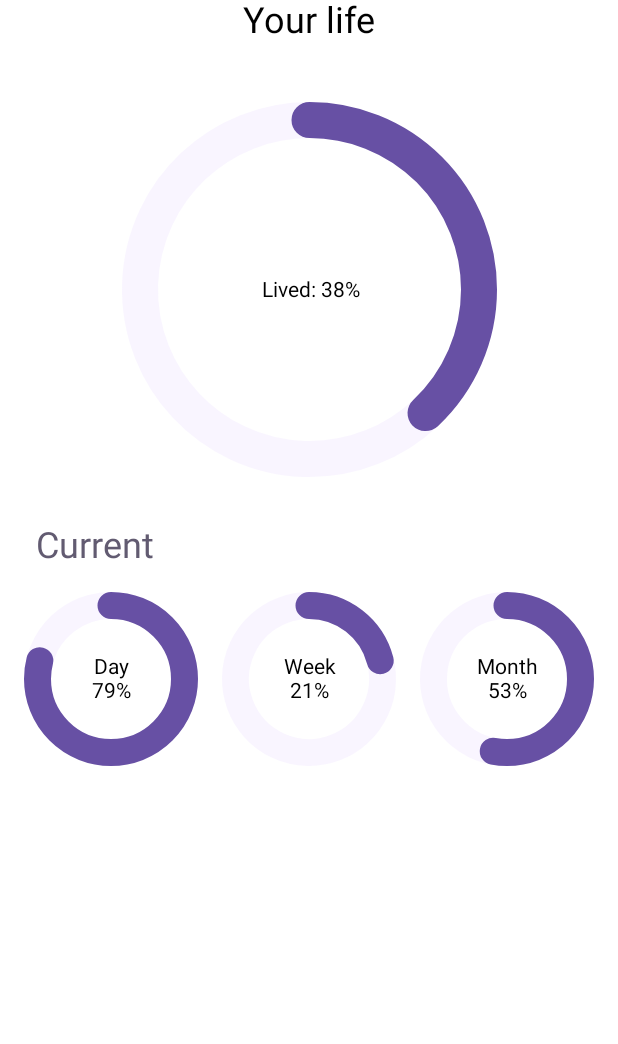
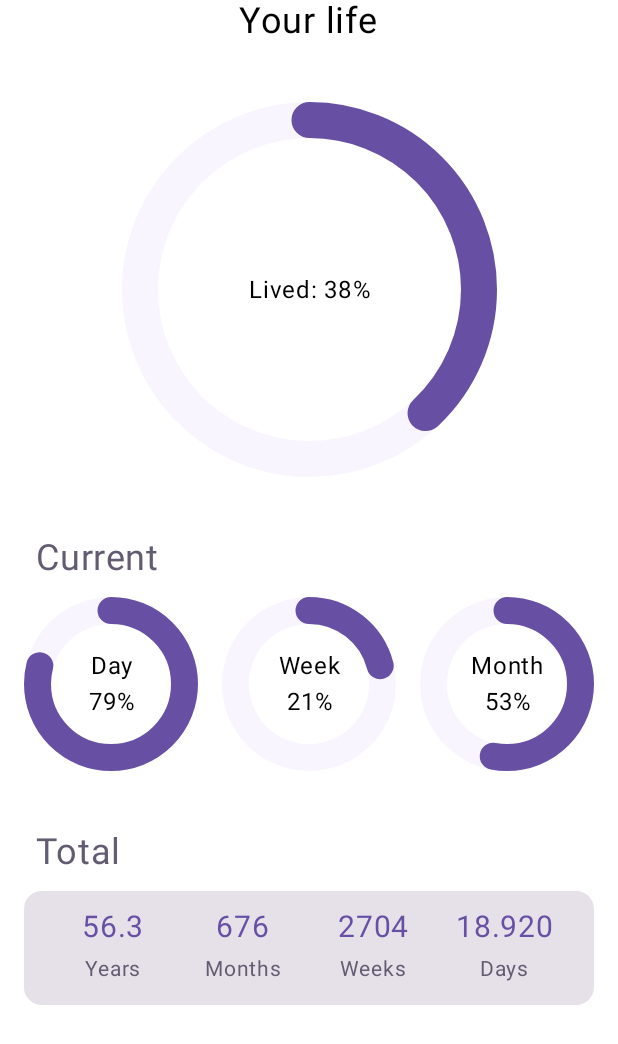
Before and after one commit to gergo225/MementoMoriCalendar, an Android app built with Jetpack Compose: the @Preview function StatisticsPageContentPreview, on a phone screen of 412 x 824 dp. Shown: the top 1044 px of the screen. Run offline under Robolectric (Android 15) with nearby library versions, the phone set to English and light mode, and no system bars.

Commit message:
Add StatsRow with real data to the stats page

```diff
--- a/app/src/main/java/com/goldenraccoon/mementomoricalendar/ui/pages/StatisticsPage.kt
+++ b/app/src/main/java/com/goldenraccoon/mementomoricalendar/ui/pages/StatisticsPage.kt
@@ -1,9 +1,12 @@
 package com.goldenraccoon.mementomoricalendar.ui.pages
 
+import android.icu.text.DecimalFormat
+import android.icu.text.DecimalFormatSymbols
 import androidx.compose.foundation.layout.Arrangement
 import androidx.compose.foundation.layout.Row
 import androidx.compose.foundation.layout.Column
 import androidx.compose.foundation.layout.fillMaxSize
+import androidx.compose.foundation.layout.fillMaxWidth
 import androidx.compose.foundation.layout.height
 import androidx.compose.foundation.layout.padding
 import androidx.compose.material3.MaterialTheme
@@ -21,7 +24,9 @@ import com.goldenraccoon.mementomoricalendar.ui.theme.MementoMoriCalendarTheme
 import com.goldenraccoon.mementomoricalendar.ui.viewmodels.StatisticsViewModel
 import com.goldenraccoon.mementomoricalendar.ui.views.CustomCircularProgress
 import com.goldenraccoon.mementomoricalendar.ui.views.StatItem
+import com.goldenraccoon.mementomoricalendar.ui.views.StatsRow
 import com.goldenraccoon.mementomoricalendar.ui.views.StatsRowModel
+import java.util.Locale
 
 @Composable
 fun StatisticsPage(
@@ -33,12 +38,25 @@ fun StatisticsPage(
     val percentageOfWeekPassed by viewModel.percentageOfWeekPassed.collectAsStateWithLifecycle()
     val percentageOfMonthPassed by viewModel.percentageOfMonthPassed.collectAsStateWithLifecycle()
 
+    val remainingYears by viewModel.remainingYears.collectAsStateWithLifecycle()
+    val remainingMonths by viewModel.remainingMonths.collectAsStateWithLifecycle()
+    val remainingWeeks by viewModel.remainingWeeks.collectAsStateWithLifecycle()
+    val remainingDays by viewModel.remainingDays.collectAsStateWithLifecycle()
+
     StatisticsPageContent(
         modifier = modifier,
         percentageLived = percentageLived,
         percentageOfDay = percentageOfDayPassed,
         percentageOfWeek = percentageOfWeekPassed,
-        percentageOfMonth = percentageOfMonthPassed
+        percentageOfMonth = percentageOfMonthPassed,
+        stats = StatsRowModel(
+            listOf(
+                StatItem("Years", String.format(Locale.getDefault(), "%.1f", remainingYears)),
+                StatItem("Months", "$remainingMonths"),
+                StatItem("Weeks", "$remainingWeeks"),
+                StatItem("Days", DecimalFormat("#,###", DecimalFormatSymbols(Locale.getDefault())).format(remainingDays))
+            )
+        )
     )
 }
 
@@ -48,7 +66,8 @@ fun StatisticsPageContent(
     percentageLived: Int,
     percentageOfDay: Int,
     percentageOfWeek: Int,
-    percentageOfMonth: Int
+    percentageOfMonth: Int,
+    stats: StatsRowModel
 ) {
     Column(
         modifier = modifier
@@ -72,12 +91,8 @@ fun StatisticsPageContent(
         Column(
             modifier = Modifier.padding(top = 16.dp),
         ) {
-            Text(
-                text = "Current",
-                modifier = Modifier.padding(start = 8.dp),
-                fontSize = 24.sp,
-                color = MaterialTheme.colorScheme.secondary
-            )
+            HeaderText("Current")
+
             Row(
                 horizontalArrangement = Arrangement.spacedBy(16.dp)
             ) {
@@ -98,7 +113,31 @@ fun StatisticsPageContent(
                 )
             }
         }
+
+        Column(
+            modifier = Modifier.padding(top = 16.dp)
+        ) {
+            HeaderText("Total")
+
+            StatsRow(
+                modifier = Modifier
+                    .fillMaxWidth(),
+                stats = stats
+            )
         }
+    }
+
+}
+
+@Composable
+private fun HeaderText(text: String) {
+    Text(
+        text = text,
+        modifier = Modifier
+            .padding(start = 8.dp, bottom = 12.dp, top = 8.dp),
+        fontSize = 24.sp,
+        color = MaterialTheme.colorScheme.secondary
+    )
 }
 
 @Composable
@@ -108,8 +147,7 @@ private fun SmallCircularProgress(
     percentage: Int
 ) {
     CustomCircularProgress(
-        modifier = modifier
-            .height(150.dp),
+        modifier = modifier,
         text = "$name\n$percentage%",
         progress = percentage / 100F,
         strokeWidth = 18.dp
@@ -119,11 +157,21 @@ private fun SmallCircularProgress(
 @Preview(showSystemUi = true)
 @Composable
 fun StatisticsPageContentPreview() {
+    MementoMoriCalendarTheme {
         StatisticsPageContent(
             modifier = Modifier.fillMaxSize(),
             percentageLived = 38,
             percentageOfWeek = 21,
             percentageOfDay = 79,
-        percentageOfMonth = 53
+            percentageOfMonth = 53,
+            stats = StatsRowModel(
+                listOf(
+                    StatItem("Years", "56.3"),
+                    StatItem("Months", "676"),
+                    StatItem("Weeks", "2704"),
+                    StatItem("Days", "18.920")
+                )
+            )
         )
     }
+}
```
Also changed, not shown: app/src/main/java/com/goldenraccoon/mementomoricalendar/ui/viewmodels/StatisticsViewModel.kt (+35 -0 lines). Lines whose indentation alone changed are shown as unchanged.
